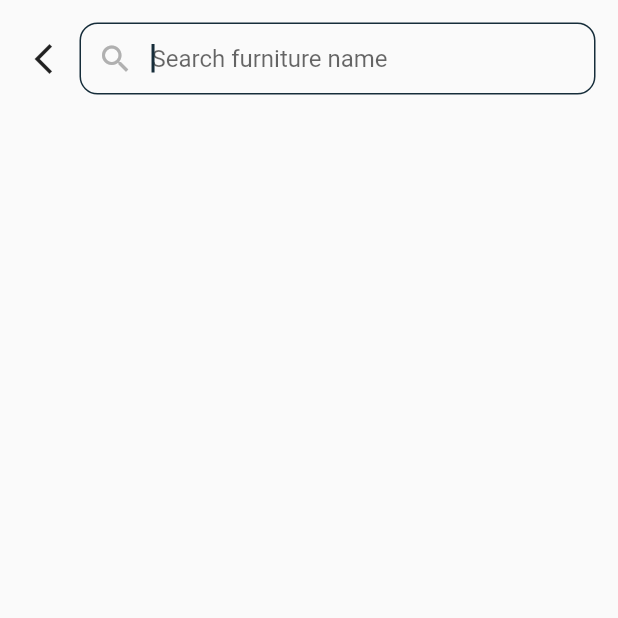
After one commit to muhxdan/Flutter-Niture, a Flutter app: the SearchScreen screen opened directly, on a phone screen of 412 x 824 dp, the top half of it. The commit adds this screen. Run offline on Flutter 3.47's test engine with Material 2 defaults, Android fonts, the phone set to English and light mode, and no system bars; our stand-ins replace cached_network_image.

Commit message:
Feature/search screen
* Add search screen

* Update integration home-search-detail

```diff
--- /dev/null
+++ b/lib/ui/search_screen.dart
@@ -0,0 +1,134 @@
+import "package:flutter/material.dart";
+import "package:niture_app/model/furniture_data.dart";
+import "package:niture_app/ui/detail_screen.dart";
+import "package:niture_app/utils/themes/styles.dart";
+
+class SearchScreen extends StatefulWidget {
+  const SearchScreen({Key? key}) : super(key: key);
+
+  @override
+  State<SearchScreen> createState() => _SearchScreenState();
+}
+
+class _SearchScreenState extends State<SearchScreen> {
+  final TextEditingController searchController = TextEditingController();
+  List<FurnitureData> filteredFurnitureList = [];
+
+  @override
+  void initState() {
+    super.initState();
+  }
+
+  @override
+  Widget build(BuildContext context) {
+    return Scaffold(
+      body: SafeArea(
+        child: Container(
+          padding: const EdgeInsets.fromLTRB(5.0, 15.0, 15.0, 15.0),
+          child: Column(
+            children: [
+              Row(
+                children: [
+                  IconButton(
+                    onPressed: () {
+                      Navigator.of(context).pop();
+                    },
+                    icon: const Icon(Icons.arrow_back_ios_new),
+                    splashRadius: 20.0,
+                  ),
+                  Expanded(
+                    child: TextFormField(
+                      keyboardType: TextInputType.text,
+                      controller: searchController,
+                      autofocus: true,
+                      cursorColor: const Color(0xFF162D3A),
+                      onChanged: (value) {
+                        setState(() {
+                          if (value.trim().isNotEmpty) {
+                            filteredFurnitureList = furnitureList
+                                .where((furniture) => furniture.name
+                                    .toLowerCase()
+                                    .contains(value))
+                                .toList();
+                          } else {
+                            searchController.text = "";
+                            filteredFurnitureList = [];
+                          }
+                        });
+                      },
+                      decoration: InputDecoration(
+                        contentPadding: const EdgeInsets.symmetric(
+                          vertical: 10.0,
+                          horizontal: 15.0,
+                        ),
+                        border: OutlineInputBorder(
+                          borderRadius: BorderRadius.circular(12.0),
+                        ),
+                        hintText: "Search furniture name",
+                        focusedBorder: OutlineInputBorder(
+                          borderSide: const BorderSide(
+                            color: Color(0xFF162D3A),
+                          ),
+                          borderRadius: BorderRadius.circular(12.0),
+                        ),
+                        prefixIcon: const Icon(
+                          Icons.search,
+                        ),
+                        prefixIconColor: const Color(0xffB0B0B0),
+                      ),
+                    ),
+                  ),
+                ],
+              ),
+              const SizedBox(
+                height: 20.0,
+              ),
+              Expanded(
+                child: ListView.builder(
+                  itemCount: filteredFurnitureList.length,
+                  itemBuilder: (context, index) {
+                    return Padding(
+                      padding: const EdgeInsets.only(bottom: 10.0),
+                      child: ListTile(
+                        onTap: () {
+                          Navigator.push(
+                            context,
+                            MaterialPageRoute(
+                              builder: (context) => DetailScreen(
+                                  furnitureData: filteredFurnitureList[index]),
+                            ),
+                          );
+                        },
+                        leading: Image.asset(
+                          filteredFurnitureList[index].image,
+                          fit: BoxFit.cover,
+                        ),
+                        title: Padding(
+                          padding: const EdgeInsets.only(
+                            bottom: 10.0,
+                          ),
+                          child: Text(
+                            filteredFurnitureList[index].name,
+                            style: comfortaaTextStyle(
+                              fontWeight: comfortaaLight,
+                            ),
+                          ),
+                        ),
+                        subtitle: Text(
+                          "\$${filteredFurnitureList[index].price}",
+                          style: comfortaaTextStyle(
+                            fontWeight: comfortaaBold,
+                          ),
+                        ),
+                      ),
+                    );
+                  },
+                ),
+              ),
+            ],
+          ),
+        ),
+      ),
+    );
+  }
+}
```
Also changed, not shown: lib/ui/home_screen.dart (+11 -3 lines).
